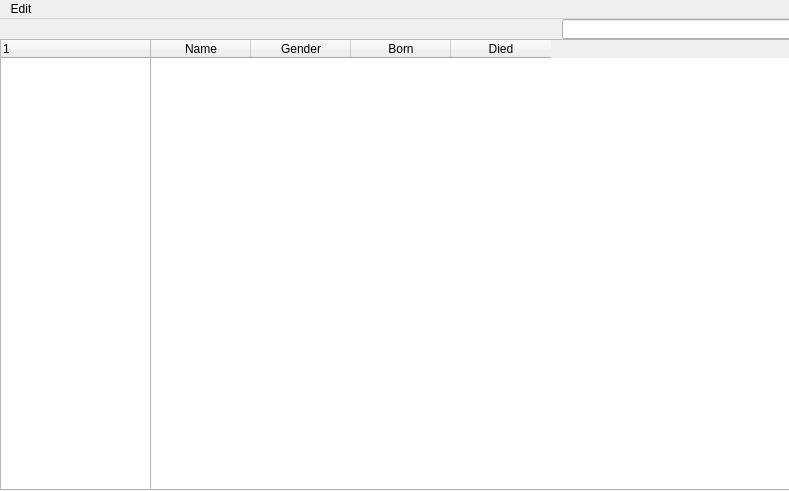
Verklegtnamskeid1/Skilaverkefni3, file database.ui: the form before one commit.
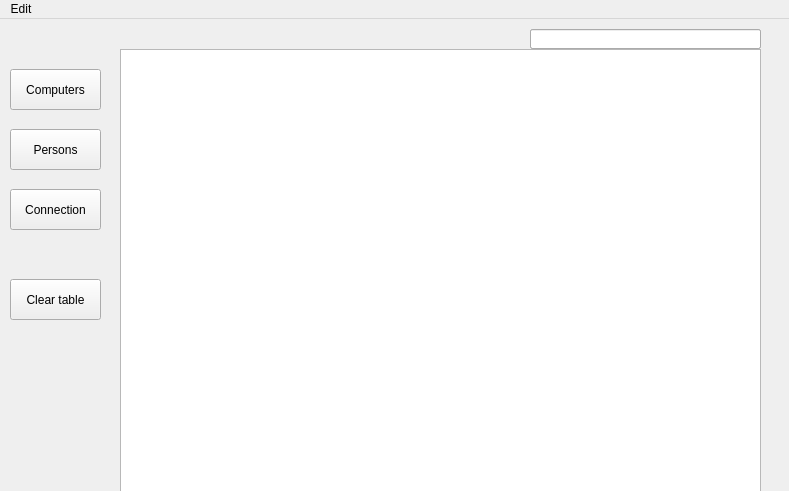
The form after the commit. Icons and pictures are not drawn.

```diff
--- a/database.ui
+++ b/database.ui
@@ -33,8 +33,8 @@
    <widget class="QLineEdit" name="Search_edit">
     <property name="geometry">
      <rect>
-      <x>562</x>
-      <y>0</y>
+      <x>530</x>
+      <y>10</y>
       <width>231</width>
       <height>20</height>
      </rect>
@@ -43,54 +43,80 @@
    <widget class="QTableWidget" name="tableWidget">
     <property name="geometry">
      <rect>
-      <x>150</x>
-      <y>20</y>
+      <x>120</x>
+      <y>30</y>
       <width>641</width>
       <height>451</height>
      </rect>
     </property>
-
     <property name="selectionBehavior">
      <enum>QAbstractItemView::SelectRows</enum>
     </property>
   <property name="sortingEnabled">
      <bool>true</bool>
     </property>
-    <column>
-     <property name="text">
-      <string>Name</string>
-     </property>
-    </column>
-    <column>
+   </widget>
+   <widget class="QPushButton" name="pushButton_persons">
+    <property name="geometry">
+     <rect>
+      <x>10</x>
+      <y>110</y>
+      <width>91</width>
+      <height>41</height>
+     </rect>
+    </property>
      <property name="text">
-      <string>Gender</string>
-     </property>
-    </column>
-    <column>
+     <string>Persons</string>
+    </property>
+   </widget>
+   <widget class="QPushButton" name="pushButton_computers">
+    <property name="geometry">
+     <rect>
+      <x>10</x>
+      <y>50</y>
+      <width>91</width>
+      <height>41</height>
+     </rect>
+    </property>
      <property name="text">
-      <string>Born</string>
-     </property>
-    </column>
-    <column>
+     <string>Computers</string>
+    </property>
+   </widget>
+   <widget class="QPushButton" name="pushButton">
+    <property name="geometry">
+     <rect>
+      <x>10</x>
+      <y>260</y>
+      <width>91</width>
+      <height>41</height>
+     </rect>
+    </property>
      <property name="text">
-      <string>Died</string>
-     </property>
-    </column>
+     <string>Clear table</string>
+    </property>
    </widget>
-   <widget class="QTreeWidget" name="treeWidget">
+   <widget class="QLineEdit" name="Search_edit_computer">
     <property name="geometry">
      <rect>
-      <x>0</x>
-      <y>20</y>
-      <width>151</width>
-      <height>451</height>
+      <x>530</x>
+      <y>10</y>
+      <width>231</width>
+      <height>20</height>
      </rect>
     </property>
-    <column>
+   </widget>
+   <widget class="QPushButton" name="pushButton_connection">
+    <property name="geometry">
+     <rect>
+      <x>10</x>
+      <y>170</y>
+      <width>91</width>
+      <height>41</height>
+     </rect>
+    </property>
      <property name="text">
-      <string notr="true">1</string>
-     </property>
-    </column>
+     <string>Connection</string>
+    </property>
    </widget>
   </widget>
   <widget class="QMenuBar" name="menuBar">
```
Lines whose indentation alone changed are shown as unchanged.
